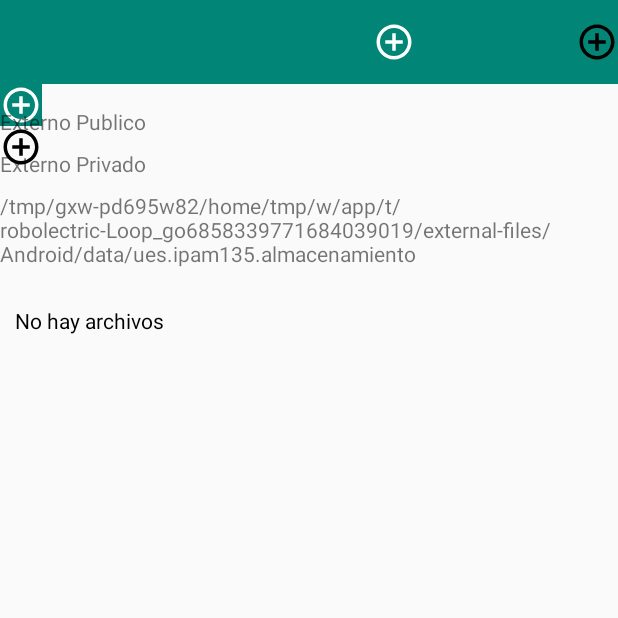
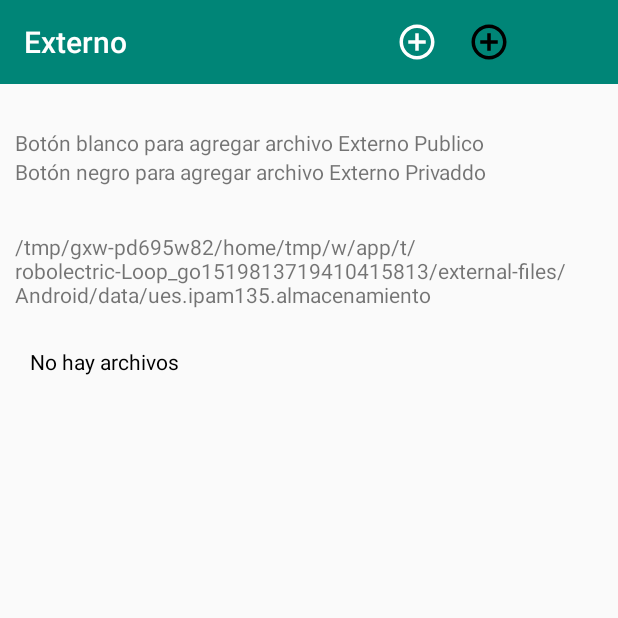
Before and after one commit to Ludhe/AlmacenamientoMoviles, an Android app: the AlmacenamientoExterno screen opened directly, with no data from a screen before it, on a phone screen of 412 x 824 dp, the top half of it. Run offline under Robolectric (Android 15) with nearby library versions, the phone set to English and light mode, and no system bars.

Commit message:
interfaz redi

```diff
--- a/app/src/main/java/ues/ipam135/almacenamiento/AlmacenamientoExterno.java
+++ b/app/src/main/java/ues/ipam135/almacenamiento/AlmacenamientoExterno.java
@@ -6,6 +6,7 @@ import android.support.annotation.Nullable;
 import android.support.v7.app.AppCompatActivity;
 import android.os.Bundle;
 import android.view.View;
+import android.widget.Button;
 import android.widget.ImageButton;
 import android.widget.ListView;
 import android.widget.TextView;
--- a/app/src/main/res/layout/activity_almacenamiento_externo.xml
+++ b/app/src/main/res/layout/activity_almacenamiento_externo.xml
@@ -12,78 +12,62 @@
         android:layout_height="?attr/actionBarSize"
         android:background="?attr/colorPrimary"
         android:gravity="start"
-        app:title="Almac. Externo"
+        app:title="Externo"
         app:titleTextColor="@color/white">
 
         <ImageButton
             android:id="@+id/btnAgregarExterno"
             android:layout_width="wrap_content"
             android:layout_height="wrap_content"
-            android:layout_marginLeft="215dp"
             android:background="@drawable/btnredondo"
             android:src="@drawable/ic_baseline_add_circle_outline_24px"
-            android:text="Agregar archivo" />
+            android:text="Agregar archivo"
+            android:paddingLeft="175dp"/>
 
         <ImageButton
             android:id="@+id/btnAgregarExternoPublico"
             android:layout_width="wrap_content"
             android:layout_height="wrap_content"
-            android:layout_marginLeft="107dp"
             android:background="@drawable/btnredondo"
             android:src="@drawable/ic_baseline_add_circle_outline_24px_2"
-            android:text="Agregar archivo" />
+            android:text="Agregar archivo"
+            android:paddingLeft="20dp"/>
 
     </android.support.v7.widget.Toolbar>
 
-
-    <ImageView
-        android:id="@+id/imgPublico"
-        android:layout_width="wrap_content"
-        android:layout_height="wrap_content"
-        android:background="@color/colorPrimary"
-        android:src="@drawable/ic_baseline_add_circle_outline_24px"
-        android:layout_below="@id/toolbarExterno"
-        android:text="Agregar archivo" />
+    <LinearLayout
+        android:id="@+id/layoutOrden"
+        android:layout_width="match_parent"
+        android:layout_height="match_parent"
+        android:padding="10dp"
+        android:orientation="vertical">
 
     <TextView
         android:id="@+id/txtPublico"
         android:layout_width="wrap_content"
         android:layout_height="wrap_content"
-        android:layout_below="@id/toolbarExterno"
-        android:layout_marginTop="15dp"
-        android:layout_marginBottom="15dp"
-        android:text="Externo Publico"/>
+        android:layout_marginTop="75dp"
+        android:text="Botón blanco para agregar archivo Externo Publico" />
 
-    <ImageView
-        android:id="@+id/imgPrivado"
-        android:layout_width="wrap_content"
-        android:layout_height="wrap_content"
-        android:background="@drawable/btnredondo"
-        android:src="@drawable/ic_baseline_add_circle_outline_24px_2"
-        android:layout_below="@id/imgPublico"
-        android:text="Agregar archivo" />
 
     <TextView
         android:id="@+id/txtPrivado"
         android:layout_width="wrap_content"
         android:layout_height="wrap_content"
-        android:layout_below="@id/imgPublico"
-        android:layout_marginTop="15dp"
         android:layout_marginBottom="15dp"
-        android:text="Externo Privado"/>
+        android:text="Botón negro para agregar archivo Externo Privaddo"/>
 
     <TextView
         android:id="@+id/pathExterno"
-        android:layout_width="wrap_content"
+        android:layout_width="match_parent"
         android:layout_height="wrap_content"
-        android:layout_below="@id/imgPrivado"
-        android:layout_marginTop="15dp"
-        android:layout_marginBottom="15dp"/>
+        android:layout_marginBottom="15dp"
+        android:layout_marginTop="15dp"/>
 
     <ListView
         android:id="@+id/listExterno"
         android:layout_width="wrap_content"
-        android:layout_height="wrap_content"
-        android:layout_below="@+id/pathExterno" />
+        android:layout_height="wrap_content" />
 
+</LinearLayout>
 </RelativeLayout>
```
Also changed, not shown: app/src/main/res/layout/activity_agregar_archivo.xml (+11 -12 lines), app/src/main/res/layout/activity_almacenamiento_publico.xml (+15 -16 lines), app/src/main/res/layout/activity_main.xml (+18 -9 lines).
